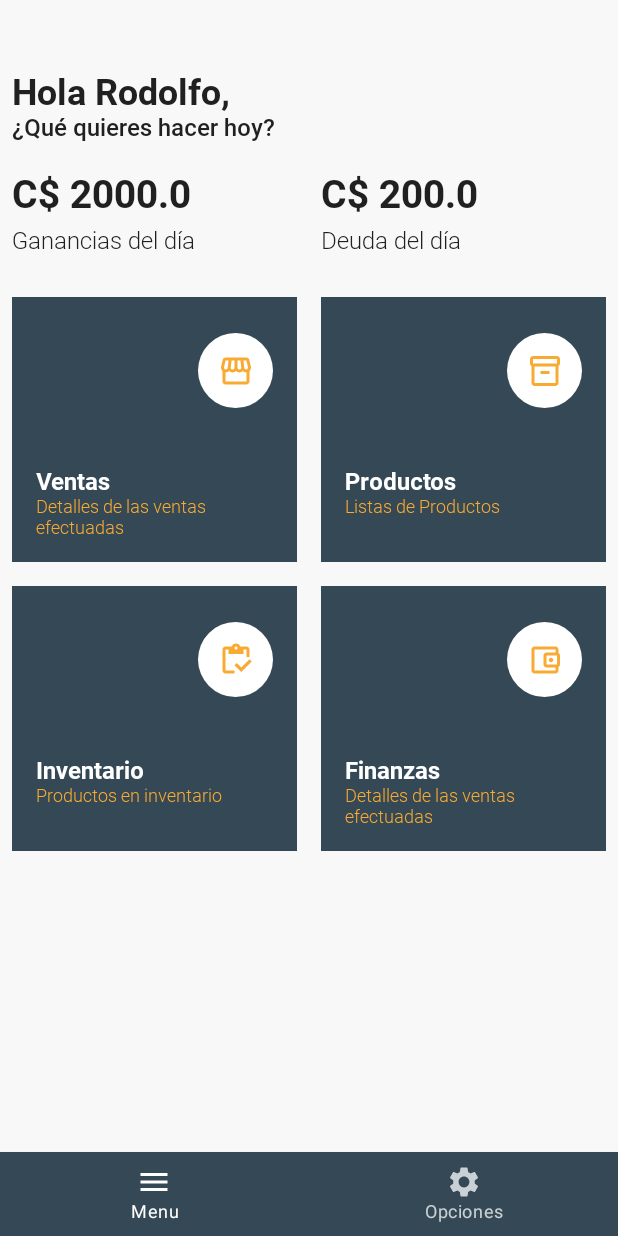
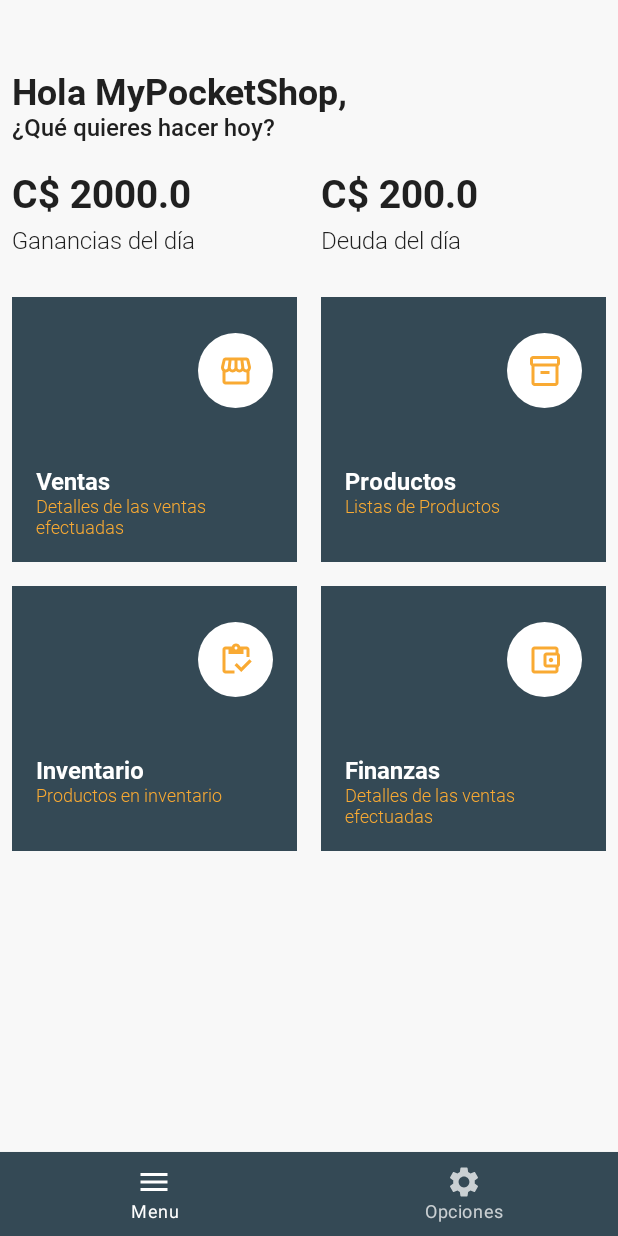
Before and after one commit to rag2310/MyPocketShop, an Android app built with Jetpack Compose: the screen it shows after launch (MainActivity), on a phone screen of 412 x 824 dp. Run offline under Robolectric (Android 15) with nearby library versions, the phone set to English and light mode, and no system bars; our stand-ins replace Dagger/Hilt's generated code, livedata-compose.

Commit message:
Se implemento DataStore, se cambio el splash para poder cargar datos necesarios como el username del aplicativo, se ordeno los string quemados en todo el aplicativo y se ordenaron los imports de todo el aplicativo

```diff
--- a/app/build.gradle
+++ b/app/build.gradle
@@ -96,5 +96,6 @@ dependencies {
     implementation 'androidx.lifecycle:lifecycle-extensions:2.2.0'
 
     //DataStore
+    implementation("androidx.datastore:datastore:1.0.0")
     implementation 'androidx.datastore:datastore-preferences:1.0.0'
 }
--- a/app/src/main/java/com/rago/mypocketshop/MainActivity.kt
+++ b/app/src/main/java/com/rago/mypocketshop/MainActivity.kt
@@ -10,10 +10,12 @@ import androidx.navigation.compose.rememberNavController
 import com.rago.mypocketshop.ui.components.BottomBarLayout
 import com.rago.mypocketshop.ui.components.MainLayout
 import com.rago.mypocketshop.ui.screen.menu.MenuScreen
+import com.rago.mypocketshop.ui.screen.menu.MenuViewModel
 import com.rago.mypocketshop.ui.screen.products.ProductsScreen
 import com.rago.mypocketshop.ui.screen.products.ProductsViewModel
 import com.rago.mypocketshop.ui.screen.settings.SettingsScreen
 import com.rago.mypocketshop.ui.screen.splash.SplashScreen
+import com.rago.mypocketshop.ui.screen.splash.SplashViewModel
 import com.rago.mypocketshop.ui.utils.Screens
 import dagger.hilt.android.AndroidEntryPoint
 
@@ -25,14 +27,16 @@ class MainActivity : ComponentActivity() {
             val navController = rememberNavController()
             NavHost(navController = navController, startDestination = Screens.Splash.route) {
                 composable(route = Screens.Splash.route) {
+                    val viewModel = hiltViewModel<SplashViewModel>()
                     MainLayout {
-                        SplashScreen(navController = navController)
+                        SplashScreen(navController = navController, viewModel = viewModel)
                     }
                 }
 
                 composable(route = Screens.Menu.route) {
+                    val viewModel = hiltViewModel<MenuViewModel>()
                     BottomBarLayout(navController = navController) {
-                        MenuScreen(navController = navController)
+                        MenuScreen(navController = navController, viewModel = viewModel)
                     }
                 }
 
@@ -45,7 +49,7 @@ class MainActivity : ComponentActivity() {
                 composable(route = Screens.Products.route) {
                     val viewModel = hiltViewModel<ProductsViewModel>()
                     MainLayout {
-                        ProductsScreen(navController = navController,viewModel = viewModel)
+                        ProductsScreen(navController = navController, viewModel = viewModel)
                     }
                 }
             }
--- /dev/null
+++ b/app/src/main/java/com/rago/mypocketshop/data/prefsstore/DataStoreManager.kt
@@ -0,0 +1,28 @@
+package com.rago.mypocketshop.data.prefsstore
+
+import android.content.Context
+import androidx.datastore.preferences.core.edit
+import androidx.datastore.preferences.core.stringPreferencesKey
+import androidx.datastore.preferences.preferencesDataStore
+import kotlinx.coroutines.flow.Flow
+import kotlinx.coroutines.flow.map
+
+private const val STORE_NAME = "my_pocket_shop_data_store"
+private val USERNAME = stringPreferencesKey("username")
+private val Context.dataStore by preferencesDataStore(STORE_NAME)
+
+class DataStoreManager(context: Context) {
+
+    private val dataStore = context.dataStore
+
+    fun getNameUser(): Flow<String> = dataStore.data.map { preferences ->
+        preferences[USERNAME] ?: "MyPocketShop"
+    }
+
+
+    suspend fun setNameUser(username: String) {
+        dataStore.edit { preferences ->
+            preferences[USERNAME] = username
+        }
+    }
+}
--- /dev/null
+++ b/app/src/main/java/com/rago/mypocketshop/data/prefsstore/PrefsStore.kt
@@ -0,0 +1,8 @@
+package com.rago.mypocketshop.data.prefsstore
+
+import kotlinx.coroutines.flow.Flow
+
+interface PrefsStore {
+    fun getNameUser(): Flow<String>
+    suspend fun setNameUser(username: String)
+}
--- a/app/src/main/java/com/rago/mypocketshop/di/AppModule.kt
+++ b/app/src/main/java/com/rago/mypocketshop/di/AppModule.kt
@@ -1,11 +1,21 @@
 package com.rago.mypocketshop.di
 
+import android.content.Context
+import com.rago.mypocketshop.data.prefsstore.DataStoreManager
 import dagger.Module
+import dagger.Provides
 import dagger.hilt.InstallIn
+import dagger.hilt.android.qualifiers.ApplicationContext
+import dagger.hilt.components.SingletonComponent
 import javax.inject.Singleton
 
-/*
-@InstallIn(Singleton::class)
+@InstallIn(SingletonComponent::class)
 @Module
 object AppModule {
-}*/
+
+    @Provides
+    @Singleton
+    fun provideDataStore(@ApplicationContext context: Context) : DataStoreManager =
+        DataStoreManager(context = context)
+
+}
--- a/app/src/main/java/com/rago/mypocketshop/di/DatabaseModule.kt
+++ b/app/src/main/java/com/rago/mypocketshop/di/DatabaseModule.kt
@@ -1,7 +1,6 @@
 package com.rago.mypocketshop.di
 
 import android.content.Context
-import androidx.room.CoroutinesRoom
 import androidx.room.Room
 import androidx.room.RoomDatabase
 import androidx.sqlite.db.SupportSQLiteDatabase
--- a/app/src/main/java/com/rago/mypocketshop/ui/components/ScaffoldTopBar.kt
+++ b/app/src/main/java/com/rago/mypocketshop/ui/components/ScaffoldTopBar.kt
@@ -11,7 +11,6 @@ import androidx.compose.ui.Alignment
 import androidx.compose.ui.Modifier
 import androidx.compose.ui.unit.dp
 import androidx.navigation.NavController
-import androidx.navigation.NavHostController
 
 @Composable
 fun ScaffoldTopBar(
--- a/app/src/main/java/com/rago/mypocketshop/ui/screen/menu/MenuScreen.kt
+++ b/app/src/main/java/com/rago/mypocketshop/ui/screen/menu/MenuScreen.kt
@@ -8,26 +8,28 @@ import androidx.compose.material.icons.outlined.Inventory
 import androidx.compose.material.icons.outlined.Inventory2
 import androidx.compose.material.icons.outlined.Storefront
 import androidx.compose.runtime.Composable
+import androidx.compose.runtime.getValue
+import androidx.compose.runtime.livedata.observeAsState
 import androidx.compose.ui.Modifier
-import androidx.compose.ui.graphics.Color
+import androidx.compose.ui.res.stringResource
 import androidx.compose.ui.text.font.Font
 import androidx.compose.ui.text.font.FontFamily
-import androidx.compose.ui.tooling.preview.Preview
 import androidx.compose.ui.unit.dp
 import androidx.compose.ui.unit.sp
 import androidx.navigation.NavController
 import com.rago.mypocketshop.R
 import com.rago.mypocketshop.ui.screen.menu.components.MenuItem
-import com.rago.mypocketshop.ui.utils.Currency
 import com.rago.mypocketshop.ui.utils.Screens
+import com.rago.mypocketshop.ui.values.Currency
 
 @Composable
-fun MenuScreen(navController: NavController) {
-    MenuContent(navController = navController)
+fun MenuScreen(navController: NavController, viewModel: MenuViewModel) {
+    val username by viewModel.username.observeAsState("")
+    MenuContent(navController = navController, username = username)
 }
 
 @Composable
-fun MenuContent(navController: NavController) {
+fun MenuContent(navController: NavController, username: String) {
 
     val earnings = 2000.0
     val debt = 200.0
@@ -44,12 +46,12 @@ fun MenuContent(navController: NavController) {
         ) {
             Column {
                 Text(
-                    text = "Hola Rodolfo,",
+                    text = "${stringResource(id = R.string.hi)} $username,",
                     fontSize = 24.sp,
                     fontFamily = FontFamily(Font(R.font.roboto_bold))
                 )
                 Text(
-                    text = "¿Qué quieres hacer hoy?",
+                    text = stringResource(id = R.string.message_of_the_day),
                     fontSize = 16.sp,
                     fontFamily = FontFamily(Font(R.font.roboto_medium))
                 )
@@ -68,13 +70,13 @@ fun MenuContent(navController: NavController) {
             CurrencyColumn(
                 modifier = currencyModifier,
                 value = earnings,
-                subTitle = "Ganancias del día"
+                subTitle = stringResource(id = R.string.earnings_of_the_day)
             )
 
             CurrencyColumn(
                 modifier = currencyModifier,
                 value = debt,
-                subTitle = "Deuda del día"
+                subTitle = stringResource(id = R.string.debt_of_the_day)
             )
         }
 
--- /dev/null
+++ b/app/src/main/java/com/rago/mypocketshop/ui/screen/menu/MenuViewModel.kt
@@ -0,0 +1,19 @@
+package com.rago.mypocketshop.ui.screen.menu
+
+import androidx.lifecycle.LiveData
+import androidx.lifecycle.MutableLiveData
+import androidx.lifecycle.ViewModel
+import com.rago.mypocketshop.ui.utils.Username
+import dagger.hilt.android.lifecycle.HiltViewModel
+import javax.inject.Inject
+
+@HiltViewModel
+class MenuViewModel @Inject constructor() : ViewModel() {
+
+    private val _username = MutableLiveData<String>()
+    val username: LiveData<String> = _username
+
+    init {
+        _username.value = Username
+    }
+}
--- a/app/src/main/java/com/rago/mypocketshop/ui/screen/products/ProductsScreen.kt
+++ b/app/src/main/java/com/rago/mypocketshop/ui/screen/products/ProductsScreen.kt
@@ -12,13 +12,13 @@ import androidx.compose.material.icons.filled.Add
 import androidx.compose.material.icons.filled.ArrowBack
 import androidx.compose.material.icons.filled.Store
 import androidx.compose.runtime.Composable
-import androidx.compose.runtime.Stable
 import androidx.compose.runtime.getValue
 import androidx.compose.runtime.livedata.observeAsState
 import androidx.compose.ui.Alignment
 import androidx.compose.ui.Modifier
 import androidx.compose.ui.draw.clip
 import androidx.compose.ui.graphics.Color
+import androidx.compose.ui.res.stringResource
 import androidx.compose.ui.text.font.Font
 import androidx.compose.ui.text.font.FontFamily
 import androidx.compose.ui.tooling.preview.Preview
@@ -27,7 +27,7 @@ import androidx.compose.ui.unit.sp
 import androidx.navigation.NavController
 import com.rago.mypocketshop.R
 import com.rago.mypocketshop.data.model.Products
-import com.rago.mypocketshop.ui.components.ScaffoldTopBar
+import com.rago.mypocketshop.ui.values.Currency
 import java.text.SimpleDateFormat
 import java.util.*
 
@@ -65,7 +65,7 @@ fun ProductsScreen(navController: NavController, viewModel: ProductsViewModel) {
         isFloatingActionButtonDocked = true,
         bottomBar = {
             BottomAppBar(cutoutShape = CircleShape) {
-                Text(text = "Hola")
+                Text(text = "aqui")
             }
         }) {
         ProductsContent(listProducts = listProducts, onBack = { navController.popBackStack() })
@@ -99,7 +99,9 @@ private fun ProductsContent(listProducts: List<Products>? = list, onBack: () ->
                 }
             }
             Text(
-                "Productos", fontFamily = FontFamily(Font(R.font.roboto_black)), fontSize = 20.sp,
+                stringResource(id = R.string.products_title),
+                fontFamily = FontFamily(Font(R.font.roboto_black)),
+                fontSize = 20.sp,
                 modifier = Modifier.padding(start = 20.dp)
             )
         }
@@ -179,7 +181,7 @@ private fun ProductsRow(product: Products = list[0]) {
                 horizontalAlignment = Alignment.CenterHorizontally
             ) {
                 Text(
-                    text = "C$ ${product.price}",
+                    text = "$Currency ${product.price}",
                     fontFamily = FontFamily(Font(R.font.roboto_medium)),
                     fontSize = 20.sp,
                     color = Color.Green.copy(alpha = 0.5f)
--- a/app/src/main/java/com/rago/mypocketshop/ui/screen/splash/SplashScreen.kt
+++ b/app/src/main/java/com/rago/mypocketshop/ui/screen/splash/SplashScreen.kt
@@ -1,9 +1,10 @@
 package com.rago.mypocketshop.ui.screen.splash
 
-import android.annotation.SuppressLint
 import androidx.compose.foundation.layout.*
 import androidx.compose.material.CircularProgressIndicator
 import androidx.compose.runtime.Composable
+import androidx.compose.runtime.getValue
+import androidx.compose.runtime.livedata.observeAsState
 import androidx.compose.ui.Alignment
 import androidx.compose.ui.Modifier
 import androidx.compose.ui.res.stringResource
@@ -14,23 +15,26 @@ import com.rago.mypocketshop.BuildConfig
 import com.rago.mypocketshop.R
 import com.rago.mypocketshop.ui.components.MainTitle
 import com.rago.mypocketshop.ui.components.SubTitle
-import kotlinx.coroutines.*
+import com.rago.mypocketshop.ui.utils.Screens
 
-@SuppressLint("CoroutineCreationDuringComposition")
 @Composable
-fun SplashScreen(navController: NavController) {
-    ScreenContent()
+fun SplashScreen(navController: NavController, viewModel: SplashViewModel) {
 
-    CoroutineScope(Dispatchers.Main).launch{
-        delay(1000)
+    viewModel.mainProcess()
+    val process by viewModel.process.observeAsState(initial = "")
+    val complete by viewModel.complete.observeAsState(initial = false)
+
+    ScreenContent(process = process)
+
+    if (complete) {
         navController.popBackStack()
-        navController.navigate("menu")
+        navController.navigate(Screens.Menu.route)
     }
 }
 
 @Preview(showBackground = true)
 @Composable
-fun ScreenContent() {
+fun ScreenContent(process: String = stringResource(id = R.string.loading)) {
     val version = BuildConfig.VERSION_NAME
 
     Box(modifier = Modifier.fillMaxSize()) {
@@ -43,13 +47,17 @@ fun ScreenContent() {
                 stringResource(id = R.string.nombre_app),
                 paddingValues = PaddingValues(bottom = 8.dp)
             )
-            CircularProgressIndicator()
+            CircularProgressIndicator(modifier = Modifier.padding(top = 8.dp))
+            SubTitle(process, paddingValues = PaddingValues(top = 2.dp))
         }
         Box(
             modifier = Modifier
                 .align(Alignment.BottomCenter)
         ) {
-            SubTitle(title = "Version $version", paddingValues = PaddingValues(bottom = 10.dp))
+            SubTitle(
+                title = "${stringResource(id = R.string.version)} $version",
+                paddingValues = PaddingValues(bottom = 10.dp)
+            )
         }
     }
 }
--- /dev/null
+++ b/app/src/main/java/com/rago/mypocketshop/ui/screen/splash/SplashViewModel.kt
@@ -0,0 +1,64 @@
+package com.rago.mypocketshop.ui.screen.splash
+
+import androidx.lifecycle.LiveData
+import androidx.lifecycle.MutableLiveData
+import androidx.lifecycle.ViewModel
+import androidx.lifecycle.viewModelScope
+import com.rago.mypocketshop.data.prefsstore.DataStoreManager
+import com.rago.mypocketshop.ui.utils.Username
+import com.rago.mypocketshop.ui.values.LoadingSuccess
+import com.rago.mypocketshop.ui.values.LoadingUsername
+import dagger.hilt.android.lifecycle.HiltViewModel
+import kotlinx.coroutines.Dispatchers
+import kotlinx.coroutines.delay
+import kotlinx.coroutines.flow.collect
+import kotlinx.coroutines.launch
+import javax.inject.Inject
+
+
+/*
+ViewModel - SplashScreen
+
+Purpose: Load global data for the use of the application
+
+Creation: 20210916 - RGU
+
+ */
+@HiltViewModel
+class SplashViewModel @Inject constructor() : ViewModel() {
+
+    @Inject
+    lateinit var dataStoreManager: DataStoreManager
+
+    var init = false
+
+    private val _process: MutableLiveData<String> = MutableLiveData("")
+    val process: LiveData<String> = _process
+
+    private val _complete: MutableLiveData<Boolean> = MutableLiveData(false)
+    val complete: LiveData<Boolean> = _complete
+
+
+    fun mainProcess() {
+        if (!init) {
+            init = true
+            viewModelScope.launch(Dispatchers.Main) {
+                _process.value = LoadingUsername
+                getUsername()
+                delay(2000)
+                _process.value = LoadingSuccess
+
+                _complete.value = true
+            }
+        }
+
+    }
+
+    private fun getUsername() {
+        viewModelScope.launch {
+            dataStoreManager.getNameUser().collect {
+                Username = it
+            }
+        }
+    }
+}
--- a/app/src/main/java/com/rago/mypocketshop/ui/utils/Contants.kt
+++ b/app/src/main/java/com/rago/mypocketshop/ui/utils/Config.kt
@@ -1,3 +1,3 @@
 package com.rago.mypocketshop.ui.utils
 
-const val Currency ="C$"
+var Username: String = ""
--- a/app/src/main/java/com/rago/mypocketshop/ui/utils/Screens.kt
+++ b/app/src/main/java/com/rago/mypocketshop/ui/utils/Screens.kt
@@ -4,6 +4,8 @@ import androidx.compose.material.icons.Icons
 import androidx.compose.material.icons.filled.Menu
 import androidx.compose.material.icons.filled.Settings
 import androidx.compose.ui.graphics.vector.ImageVector
+import com.rago.mypocketshop.ui.values.MenuLabel
+import com.rago.mypocketshop.ui.values.SettingsLabel
 
 sealed class Screens(
     val route: String,
@@ -11,14 +13,14 @@ sealed class Screens(
     val label: String = "label"
 ) {
     object Splash : Screens("splash")
-    object Menu : Screens("Menu", Icons.Filled.Menu, "Menu")
-    object Settings : Screens("settings", Icons.Filled.Settings, "Opciones")
+    object Menu : Screens("Menu", Icons.Filled.Menu, MenuLabel)
+    object Settings : Screens("settings", Icons.Filled.Settings, SettingsLabel)
     object Products : Screens("Products")
 
     companion object {
         val itemsBottomBar = listOf(
-            Screens.Menu,
-            Screens.Settings
+            Menu,
+            Settings
         )
     }
 }
--- /dev/null
+++ b/app/src/main/java/com/rago/mypocketshop/ui/values/Contants.kt
@@ -0,0 +1,3 @@
+package com.rago.mypocketshop.ui.values
+
+const val Currency ="C$"
--- /dev/null
+++ b/app/src/main/java/com/rago/mypocketshop/ui/values/Strings.kt
@@ -0,0 +1,6 @@
+package com.rago.mypocketshop.ui.values
+
+const val LoadingUsername = "Cargando Usuario..."
+const val LoadingSuccess = "Usuario Cargado"
+const val SettingsLabel = "Opciones"
+const val MenuLabel = "Menu"
--- a/app/src/main/res/values/strings.xml
+++ b/app/src/main/res/values/strings.xml
@@ -1,4 +1,11 @@
 <resources>
     <string name="app_name">MyPocketShop</string>
     <string name="nombre_app">Mi Tienda de Bolsillo</string>
+    <string name="loading">Cargando ...</string>
+    <string name="version">Version</string>
+    <string name="products_title">Productos</string>
+    <string name="hi">Hola</string>
+    <string name="message_of_the_day">¿Qué quieres hacer hoy?</string>
+    <string name="earnings_of_the_day">Ganancias del día</string>
+    <string name="debt_of_the_day">Deuda del día</string>
 </resources>
```
Also changed, not shown: 1 other file.
